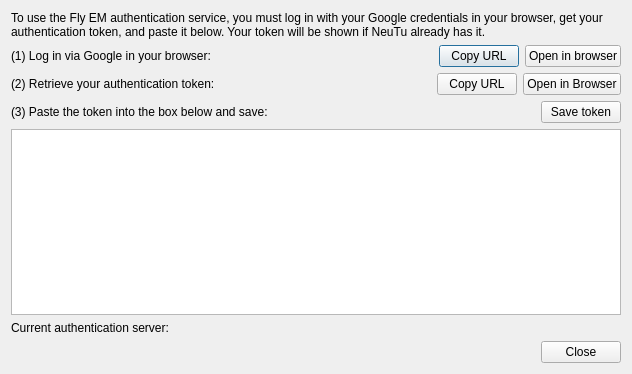
janelia-flyem/NeuTu, file neurolabi/gui/flyem/auth/flyemauthtokendialog.ui: the form before one commit.
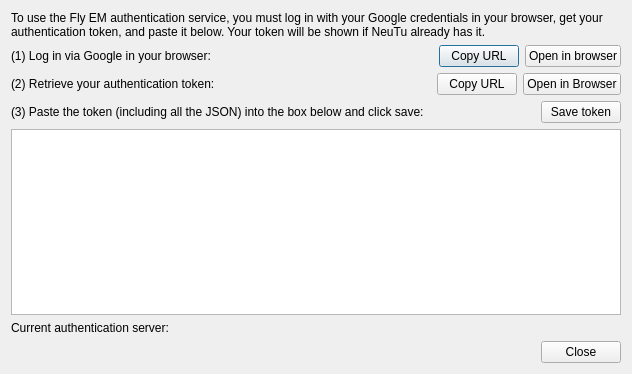
The form after the commit.

Commit message: save token in user home directory

Diff of the .ui file:
```diff
--- a/neurolabi/gui/flyem/auth/flyemauthtokendialog.ui
+++ b/neurolabi/gui/flyem/auth/flyemauthtokendialog.ui
@@ -105,7 +105,7 @@
      <item>
       <widget class="QLabel" name="label">
        <property name="text">
-        <string>(3) Paste the token into the box below and save:</string>
+        <string>(3) Paste the token (including all the JSON) into the box below and click save:</string>
        </property>
        <property name="alignment">
         <set>Qt::AlignLeading|Qt::AlignLeft|Qt::AlignVCenter</set>
```
The commit also changes 9 other files.
